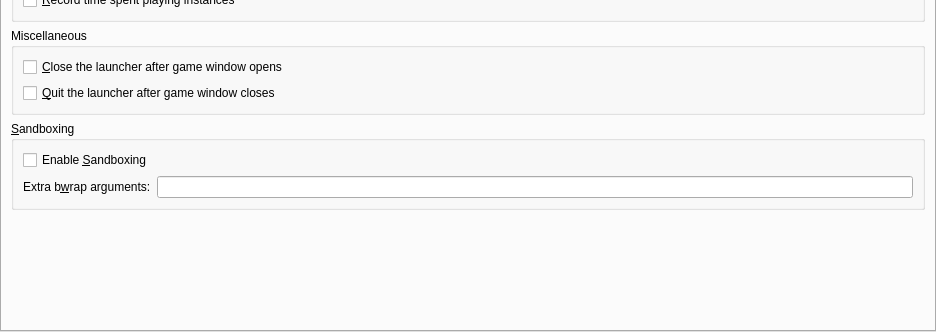
Qt form launcher/ui/pages/global/MinecraftPage.ui (PrismLauncher/PrismLauncher) before a commit; both pictures show x 0 to 936 and y 251 to 583 of the 936 by 583 pixel window.
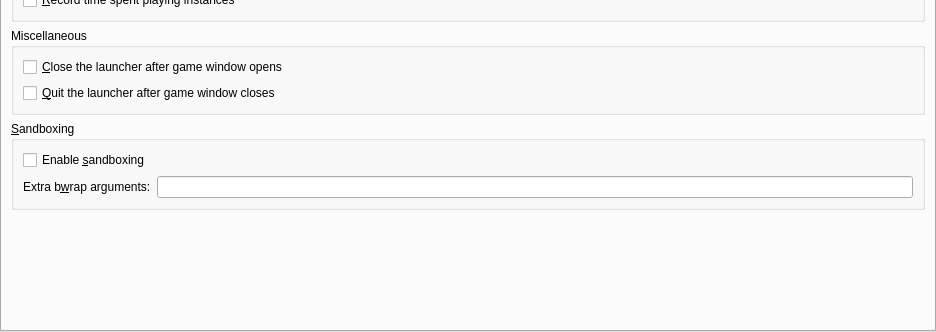
The same form after that commit.

Commit message: fix(bwrap): Sandboxing -> sandboxing

Patch:
```diff
--- a/launcher/ui/pages/global/MinecraftPage.ui
+++ b/launcher/ui/pages/global/MinecraftPage.ui
@@ -179,7 +179,7 @@
           <item>
            <widget class="QCheckBox" name="sandboxingCheckBox">
             <property name="text">
-             <string>Enable &amp;Sandboxing</string>
+             <string>Enable &amp;sandboxing</string>
             </property>
            </widget>
           </item>
```
The commit also changes 2 other files.
